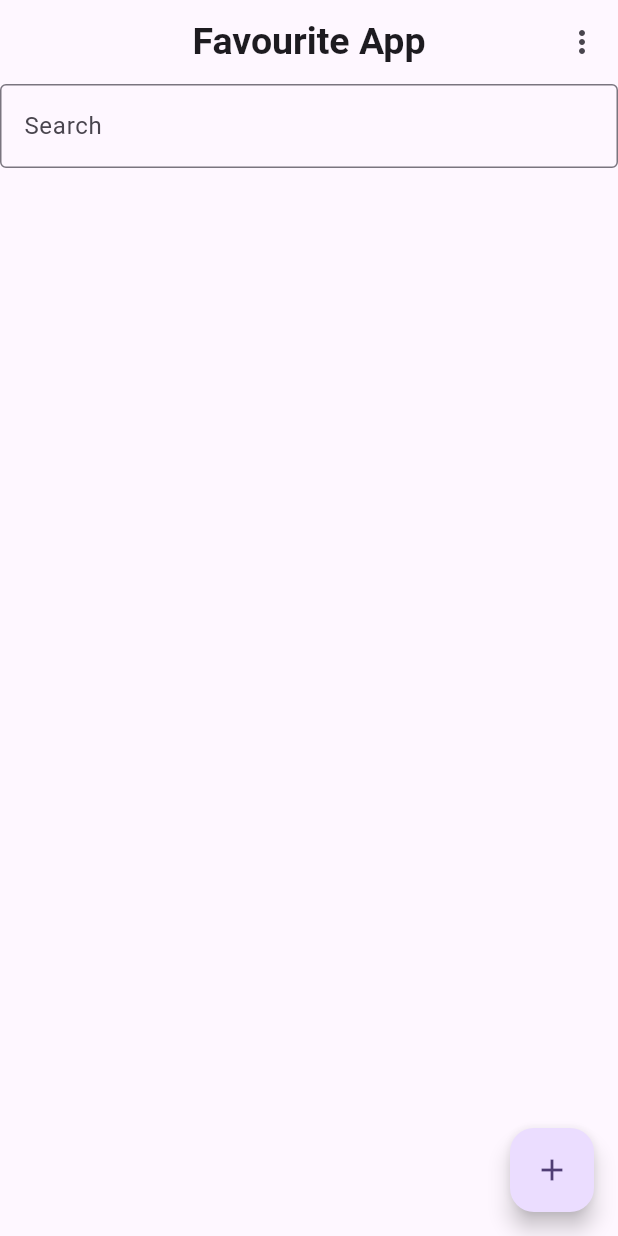
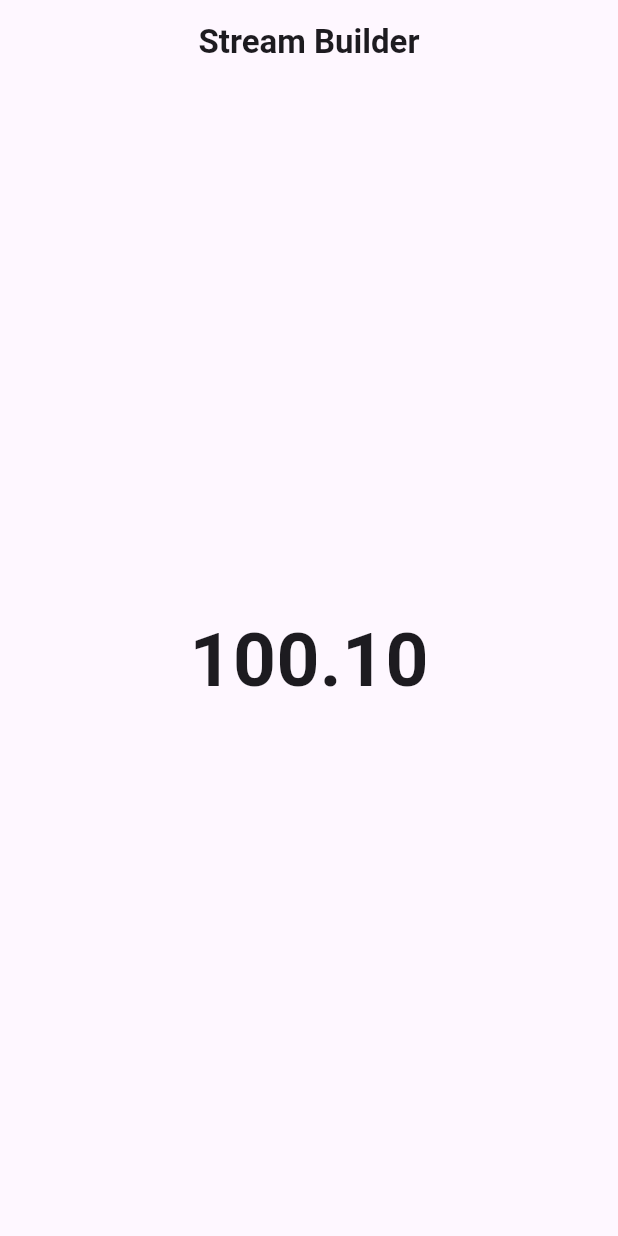
Before and after one commit to Irtaza4/riverpod, a Flutter app: the screen it shows after launch, on a phone screen of 412 x 824 dp. Run offline on Flutter 3.47's test engine with Material 3 defaults, Android fonts, the phone set to English and light mode, and no system bars; our stand-ins replace flutter_riverpod.

Commit message:
futureProvider and StreamProvider

```diff
--- a/lib/home.dart
+++ b/lib/home.dart
@@ -1,112 +1,78 @@
-
 import 'package:flutter/material.dart';
 import 'package:flutter_riverpod/flutter_riverpod.dart';
-import 'package:riverpod_practice/favourite_provider.dart';
+import 'package:riverpod_practice/stream_provider.dart';
 
 class Home extends ConsumerWidget {
   const Home({super.key});
 
   @override
   Widget build(BuildContext context,WidgetRef ref) {
-    final favPro= ref.watch(favouriteProvider);
+    print('build');
     return  Scaffold(
       appBar: AppBar(
-        title: Text('Favourite App',style: TextStyle(
-          fontWeight: FontWeight.bold,
-          fontSize: 25
-        ),),
+        title: Text('Stream Builder',style: TextStyle(
+          fontWeight: FontWeight.bold
+        ),
+        ),
         centerTitle: true,
-        actions: [
-          PopupMenuButton(
-              onSelected: (value){
-                ref.read(favouriteProvider.notifier).favouriteList(value);
-              },
-              itemBuilder: (BuildContext context){
-            return const [
-
-              PopupMenuItem(
-                  value: 'All',
-                  child: Text('All')),
-              PopupMenuItem(
-                  value: 'Favourite',
-                  child: Text('Favourite')),
-            ];
-          })
-        ],
       ),
-      floatingActionButton: FloatingActionButton(onPressed: (){
-        ref.read(favouriteProvider.notifier).addItem();
-      },child: Icon(Icons.add),),
-      body:Column(
-        children: [
-          TextField(
-            decoration: InputDecoration(
-              border: OutlineInputBorder(),
-              hintText: 'Search'
-            ),
-            onChanged: (value){
-            ref.read(favouriteProvider.notifier).filterList(value);
-            },
-          ),
-          Expanded(
-              child:
-              ListView.builder(
-                  itemCount: favPro.filteredItems.length,
-                  itemBuilder: (context,index){
-                   final item = favPro.filteredItems[index];
-                    return ListTile(
-                      title: Text(item.name),
-                      trailing: Icon(item.favourite? Icons.favorite:Icons.favorite_outline_rounded),
-                    );
-
-          }))
-        ],
-      )
+      body: Consumer(builder: (context,ref,child){
+        final provider =ref.watch(stockProvider);
+        return Center(
+          child: provider.when(
+              data: (value)=>Text(value.toStringAsFixed(2),style: TextStyle(
+                fontSize: 50,
+                fontWeight: FontWeight.bold
+              ),),
+              error: (error,stack)=>Text('Error : $error'),
+              loading: ()=> CircularProgressIndicator()),
+        );
+      }),
     );
   }
 }
 
 
-// import 'package:flutter/material.dart';
-// import 'package:flutter_riverpod/flutter_riverpod.dart';
-// import 'package:riverpod_practice/item_provider.dart';
-//
+
+
+
+
+
+
+
+
+
+
+
+
+
+
+
 // class Home extends ConsumerWidget {
 //   const Home({super.key});
 //
 //   @override
 //   Widget build(BuildContext context,WidgetRef ref) {
-//     final item = ref.watch(itemProvider);
-//     return Scaffold(
+//     final provider = ref.watch(fPro);
+//     return  Scaffold(
 //       appBar: AppBar(
-//         title: Text('StateNotifierProvider'),
+//         title: Text('Future Builder',style: TextStyle(
+//           fontWeight: FontWeight.bold
+//         ),),
 //         centerTitle: true,
-//         backgroundColor: Colors.blueAccent,
 //       ),
-//       floatingActionButton: FloatingActionButton(onPressed: (){
-//         ref.read(itemProvider.notifier).addItem('New Item');
-//       }),
-//       body: item.isEmpty? Center(child: Text('No Data Found')):ListView.builder(
-//           itemCount: item.length,
-//           itemBuilder: (context,index){
-//         final data = item[index];
-//         return ListTile(
-//           title: Text(data.name),
-//           subtitle: Text(data.id),
-//           trailing: Row(
-//             mainAxisSize: MainAxisSize.min,
-//             children: [
-//               IconButton(onPressed: (){
-//                 ref.read(itemProvider.notifier).updateItem(data.id,'irtaza');
-//               }, icon: Icon(Icons.edit)),
-//               IconButton(onPressed: (){
-//               ref.read(itemProvider.notifier).deleteItem(data.id);
-//               }, icon: Icon(Icons.delete)),
-//             ],
-//           ),
-//         );
-//
-//       }),
+//       body: Center(
+//         child: provider.when(
+//             data: (value)=>ListView.builder(
+//                 itemCount: value.length,
+//                 itemBuilder: (context,index){
+//                   return ListTile(
+//                     title: Text(value[index].toString()),
+//                   );
+//             }),
+//             error: (error,stack)=> Text('error: $error'),
+//             loading: ()=> CircularProgressIndicator()),
+//       ),
 //     );
 //   }
 // }
@@ -125,170 +91,298 @@ class Home extends ConsumerWidget {
 //
 //
 //
+//
 // //
 // // import 'package:flutter/material.dart';
 // // import 'package:flutter_riverpod/flutter_riverpod.dart';
-// // import 'package:riverpod_practice/search_provider.dart';
-// // import 'package:riverpod_practice/slide_provider.dart';
-// //
-// // // final hello = StateProvider<int>((ref){
-// // //   return 0;
-// // // });
-// // // final switchPro = StateProvider<bool>((ref){
-// // //   return false;
-// // // });
+// // import 'package:riverpod_practice/favourite_provider.dart';
 // //
 // // class Home extends ConsumerWidget {
 // //   const Home({super.key});
 // //
 // //   @override
 // //   Widget build(BuildContext context,WidgetRef ref) {
+// //     final favPro= ref.watch(favouriteProvider);
+// //     return  Scaffold(
+// //       appBar: AppBar(
+// //         title: Text('Favourite App',style: TextStyle(
+// //           fontWeight: FontWeight.bold,
+// //           fontSize: 25
+// //         ),),
+// //         centerTitle: true,
+// //         actions: [
+// //           PopupMenuButton(
+// //               onSelected: (value){
+// //                 ref.read(favouriteProvider.notifier).favouriteList(value);
+// //               },
+// //               itemBuilder: (BuildContext context){
+// //             return const [
 // //
-// //     // print('countigngngn');
-// //
-// //     return Scaffold(
-// //       appBar: AppBar(
-// //         title: Text('Riverpod'),
-// //         centerTitle: true,
-// //         backgroundColor: Colors.blueAccent,
+// //               PopupMenuItem(
+// //                   value: 'All',
+// //                   child: Text('All')),
+// //               PopupMenuItem(
+// //                   value: 'Favourite',
+// //                   child: Text('Favourite')),
+// //             ];
+// //           })
+// //         ],
 // //       ),
-// //       body: Column(
-// //         mainAxisAlignment: MainAxisAlignment.center,
+// //       floatingActionButton: FloatingActionButton(onPressed: (){
+// //         ref.read(favouriteProvider.notifier).addItem();
+// //       },child: Icon(Icons.add),),
+// //       body:Column(
 // //         children: [
-// //           Consumer(builder: (context,ref,child){
-// //             print('change');
-// //             final searchP = ref.watch((searchProvider).select((state)=>state.isChange));
-// //             return Switch(value:searchP , onChanged: (value){
-// //               ref.read(searchProvider.notifier).isChange(value);
-// //             });
-// //           }),
 // //           TextField(
+// //             decoration: InputDecoration(
+// //               border: OutlineInputBorder(),
+// //               hintText: 'Search'
+// //             ),
 // //             onChanged: (value){
-// //               ref.read(searchProvider.notifier).search(value);
+// //             ref.read(favouriteProvider.notifier).filterList(value);
 // //             },
 // //           ),
-// //           Consumer(builder: (context,ref,child){
-// //             print('search');
-// //             final searchP = ref.watch((searchProvider).select((state)=>state.search));
-// //             return Text(searchP);
-// //           }),
-// //           Consumer(builder: (context,ref,child){
-// //             print('vidlslel');
-// //             final sliderD = ref.watch(sliderProvider.select((state)=>state.showPassword));
-// //             return Center(
-// //               child: InkWell(
-// //                 onTap: (){
-// //                   final slideProvider = ref.read(sliderProvider.notifier);
-// //                   slideProvider.state=slideProvider.state.copyWith(showPassword: !sliderD);
-// //                 },
-// //                 child: Container(
-// //                   height: 200,
-// //                   width: 200,
-// //                   child: sliderD?Icon(Icons.visibility):Icon(Icons.visibility_off)
-// //                 ),
-// //               ),
-// //             );
-// //           }),
-// //           Consumer(builder: (context,ref,child){
-// //             final sliderD = ref.watch(sliderProvider.select((state)=>state.slider));
-// //             return Center(
-// //               child: Container(
-// //                 height: 200,
-// //                 width: 200,
-// //                 color: Colors.redAccent.withOpacity(sliderD),
-// //               ),
-// //             );
-// //           }),
+// //           Expanded(
+// //               child:
+// //               ListView.builder(
+// //                   itemCount: favPro.filteredItems.length,
+// //                   itemBuilder: (context,index){
+// //                    final item = favPro.filteredItems[index];
+// //                     return ListTile(
+// //                       title: Text(item.name),
+// //                       trailing: Icon(item.favourite? Icons.favorite:Icons.favorite_outline_rounded),
+// //                     );
 // //
-// //           Consumer(builder: (context,ref,child){
-// //             final sliderD = ref.watch(sliderProvider.select((state)=>state.slider));
-// //             return Slider(value: sliderD, onChanged: (value){
-// //               final stateProvider = ref.read(sliderProvider.notifier);
-// //               stateProvider.state=stateProvider.state.copyWith(slider: value);
-// //             });
-// //           })
-// //
-// //           // Consumer(builder: (context,ref,child){
-// //           //   print("contsessss");
-// //           //   final counter = ref.watch(hello);
-// //           //   return Center(child: Text(counter.toString(),style: TextStyle(
-// //           //       fontSize: 30
-// //           //   ),));
-// //           // }),
-// //           // Consumer(builder: (context,ref,child){
-// //           //   final value = ref.watch(switchPro);
-// //           //   return Switch(value: value, onChanged: (Value){
-// //           //     ref.read(switchPro.notifier).state=Value;
-// //           //   });
-// //           // }),
-// //
-// //           // Row(
-// //           //   mainAxisAlignment: MainAxisAlignment.center,
-// //           //   children: [
-// //           //     // ElevatedButton(onPressed: (){
-// //           //     //   ref.read(hello.notifier).state++;
-// //           //     // }, child: Icon(Icons.add)),
-// //           //     // SizedBox(width: 10,),
-// //           //     // ElevatedButton(onPressed: (){
-// //           //     //   ref.read(hello.notifier).state--;
-// //           //     // }, child: Icon(Icons.minimize)),
-// //           //   ],
-// //           // )
+// //           }))
 // //         ],
-// //       ),
+// //       )
 // //     );
 // //   }
 // // }
 // //
 // //
-// // // class Home extends ConsumerStatefulWidget {
-// // //   const Home({super.key});
+// // // import 'package:flutter/material.dart';
+// // // import 'package:flutter_riverpod/flutter_riverpod.dart';
+// // // import 'package:riverpod_practice/item_provider.dart';
 // // //
-// // //   @override
-// // //   ConsumerState<Home> createState() => _HomeState();
-// // // }
-// // //
-// // // class _HomeState extends ConsumerState<Home> {
-// // //   @override
-// // //   Widget build(BuildContext context) {
-// // //     final hello2 = ref.watch(hello);
-// // //     return Scaffold(
-// // //       body: Column(
-// // //         mainAxisAlignment: MainAxisAlignment.center,
-// // //         children: [
-// // //           Center(child: Text(hello2.toString(),style: TextStyle(fontSize: 30),)),
-// // //        Row(
-// // //          mainAxisAlignment: MainAxisAlignment.center,
-// // //          children: [
-// // //
-// // //            ElevatedButton(onPressed: (){
-// // //              ref.read(hello.notifier).state++;
-// // //            }, child: Icon(Icons.add)),
-// // //            ElevatedButton(onPressed: (){
-// // //              ref.read(hello.notifier).state--;
-// // //            }, child: Icon(Icons.minimize)),
-// // //          ],
-// // //        )
-// // //
-// // //         ],
-// // //       ),
-// // //     );
-// // //   }
-// // // }
-// //
 // // // class Home extends ConsumerWidget {
 // // //   const Home({super.key});
 // // //
 // // //   @override
 // // //   Widget build(BuildContext context,WidgetRef ref) {
-// // //     final hello2 = ref.watch(hello);
+// // //     final item = ref.watch(itemProvider);
 // // //     return Scaffold(
-// // //       body:
-// // //       Column(
-// // //         children: [
-// // //           Text(hello2)
-// // //         ],
+// // //       appBar: AppBar(
+// // //         title: Text('StateNotifierProvider'),
+// // //         centerTitle: true,
+// // //         backgroundColor: Colors.blueAccent,
 // // //       ),
+// // //       floatingActionButton: FloatingActionButton(onPressed: (){
+// // //         ref.read(itemProvider.notifier).addItem('New Item');
+// // //       }),
+// // //       body: item.isEmpty? Center(child: Text('No Data Found')):ListView.builder(
+// // //           itemCount: item.length,
+// // //           itemBuilder: (context,index){
+// // //         final data = item[index];
+// // //         return ListTile(
+// // //           title: Text(data.name),
+// // //           subtitle: Text(data.id),
+// // //           trailing: Row(
+// // //             mainAxisSize: MainAxisSize.min,
+// // //             children: [
+// // //               IconButton(onPressed: (){
+// // //                 ref.read(itemProvider.notifier).updateItem(data.id,'irtaza');
+// // //               }, icon: Icon(Icons.edit)),
+// // //               IconButton(onPressed: (){
+// // //               ref.read(itemProvider.notifier).deleteItem(data.id);
+// // //               }, icon: Icon(Icons.delete)),
+// // //             ],
+// // //           ),
+// // //         );
+// // //
+// // //       }),
 // // //     );
 // // //   }
 // // // }
+// // //
+// // //
+// // //
+// // //
+// // //
+// // //
+// // //
+// // //
+// // //
+// // //
+// // //
+// // //
+// // //
+// // //
+// // //
+// // // //
+// // // // import 'package:flutter/material.dart';
+// // // // import 'package:flutter_riverpod/flutter_riverpod.dart';
+// // // // import 'package:riverpod_practice/search_provider.dart';
+// // // // import 'package:riverpod_practice/slide_provider.dart';
+// // // //
+// // // // // final hello = StateProvider<int>((ref){
+// // // // //   return 0;
+// // // // // });
+// // // // // final switchPro = StateProvider<bool>((ref){
+// // // // //   return false;
+// // // // // });
+// // // //
+// // // // class Home extends ConsumerWidget {
+// // // //   const Home({super.key});
+// // // //
+// // // //   @override
+// // // //   Widget build(BuildContext context,WidgetRef ref) {
+// // // //
+// // // //     // print('countigngngn');
+// // // //
+// // // //     return Scaffold(
+// // // //       appBar: AppBar(
+// // // //         title: Text('Riverpod'),
+// // // //         centerTitle: true,
+// // // //         backgroundColor: Colors.blueAccent,
+// // // //       ),
+// // // //       body: Column(
+// // // //         mainAxisAlignment: MainAxisAlignment.center,
+// // // //         children: [
+// // // //           Consumer(builder: (context,ref,child){
+// // // //             print('change');
+// // // //             final searchP = ref.watch((searchProvider).select((state)=>state.isChange));
+// // // //             return Switch(value:searchP , onChanged: (value){
+// // // //               ref.read(searchProvider.notifier).isChange(value);
+// // // //             });
+// // // //           }),
+// // // //           TextField(
+// // // //             onChanged: (value){
+// // // //               ref.read(searchProvider.notifier).search(value);
+// // // //             },
+// // // //           ),
+// // // //           Consumer(builder: (context,ref,child){
+// // // //             print('search');
+// // // //             final searchP = ref.watch((searchProvider).select((state)=>state.search));
+// // // //             return Text(searchP);
+// // // //           }),
+// // // //           Consumer(builder: (context,ref,child){
+// // // //             print('vidlslel');
+// // // //             final sliderD = ref.watch(sliderProvider.select((state)=>state.showPassword));
+// // // //             return Center(
+// // // //               child: InkWell(
+// // // //                 onTap: (){
+// // // //                   final slideProvider = ref.read(sliderProvider.notifier);
+// // // //                   slideProvider.state=slideProvider.state.copyWith(showPassword: !sliderD);
+// // // //                 },
+// // // //                 child: Container(
+// // // //                   height: 200,
+// // // //                   width: 200,
+// // // //                   child: sliderD?Icon(Icons.visibility):Icon(Icons.visibility_off)
+// // // //                 ),
+// // // //               ),
+// // // //             );
+// // // //           }),
+// // // //           Consumer(builder: (context,ref,child){
+// // // //             final sliderD = ref.watch(sliderProvider.select((state)=>state.slider));
+// // // //             return Center(
+// // // //               child: Container(
+// // // //                 height: 200,
+// // // //                 width: 200,
+// // // //                 color: Colors.redAccent.withOpacity(sliderD),
+// // // //               ),
+// // // //             );
+// // // //           }),
+// // // //
+// // // //           Consumer(builder: (context,ref,child){
+// // // //             final sliderD = ref.watch(sliderProvider.select((state)=>state.slider));
+// // // //             return Slider(value: sliderD, onChanged: (value){
+// // // //               final stateProvider = ref.read(sliderProvider.notifier);
+// // // //               stateProvider.state=stateProvider.state.copyWith(slider: value);
+// // // //             });
+// // // //           })
+// // // //
+// // // //           // Consumer(builder: (context,ref,child){
+// // // //           //   print("contsessss");
+// // // //           //   final counter = ref.watch(hello);
+// // // //           //   return Center(child: Text(counter.toString(),style: TextStyle(
+// // // //           //       fontSize: 30
+// // // //           //   ),));
+// // // //           // }),
+// // // //           // Consumer(builder: (context,ref,child){
+// // // //           //   final value = ref.watch(switchPro);
+// // // //           //   return Switch(value: value, onChanged: (Value){
+// // // //           //     ref.read(switchPro.notifier).state=Value;
+// // // //           //   });
+// // // //           // }),
+// // // //
+// // // //           // Row(
+// // // //           //   mainAxisAlignment: MainAxisAlignment.center,
+// // // //           //   children: [
+// // // //           //     // ElevatedButton(onPressed: (){
+// // // //           //     //   ref.read(hello.notifier).state++;
+// // // //           //     // }, child: Icon(Icons.add)),
+// // // //           //     // SizedBox(width: 10,),
+// // // //           //     // ElevatedButton(onPressed: (){
+// // // //           //     //   ref.read(hello.notifier).state--;
+// // // //           //     // }, child: Icon(Icons.minimize)),
+// // // //           //   ],
+// // // //           // )
+// // // //         ],
+// // // //       ),
+// // // //     );
+// // // //   }
+// // // // }
+// // // //
+// // // //
+// // // // // class Home extends ConsumerStatefulWidget {
+// // // // //   const Home({super.key});
+// // // // //
+// // // // //   @override
+// // // // //   ConsumerState<Home> createState() => _HomeState();
+// // // // // }
+// // // // //
+// // // // // class _HomeState extends ConsumerState<Home> {
+// // // // //   @override
+// // // // //   Widget build(BuildContext context) {
+// // // // //     final hello2 = ref.watch(hello);
+// // // // //     return Scaffold(
+// // // // //       body: Column(
+// // // // //         mainAxisAlignment: MainAxisAlignment.center,
+// // // // //         children: [
+// // // // //           Center(child: Text(hello2.toString(),style: TextStyle(fontSize: 30),)),
+// // // // //        Row(
+// // // // //          mainAxisAlignment: MainAxisAlignment.center,
+// // // // //          children: [
+// // // // //
+// // // // //            ElevatedButton(onPressed: (){
+// // // // //              ref.read(hello.notifier).state++;
+// // // // //            }, child: Icon(Icons.add)),
+// // // // //            ElevatedButton(onPressed: (){
+// // // // //              ref.read(hello.notifier).state--;
+// // // // //            }, child: Icon(Icons.minimize)),
+// // // // //          ],
+// // // // //        )
+// // // // //
+// // // // //         ],
+// // // // //       ),
+// // // // //     );
+// // // // //   }
+// // // // // }
+// // // //
+// // // // // class Home extends ConsumerWidget {
+// // // // //   const Home({super.key});
+// // // // //
+// // // // //   @override
+// // // // //   Widget build(BuildContext context,WidgetRef ref) {
+// // // // //     final hello2 = ref.watch(hello);
+// // // // //     return Scaffold(
+// // // // //       body:
+// // // // //       Column(
+// // // // //         children: [
+// // // // //           Text(hello2)
+// // // // //         ],
+// // // // //       ),
+// // // // //     );
+// // // // //   }
+// // // // // }
--- /dev/null
+++ b/lib/stream_provider.dart
@@ -0,0 +1,17 @@
+
+
+import 'dart:math';
+
+import 'package:flutter_riverpod/flutter_riverpod.dart';
+
+final stockProvider = StreamProvider<double>((ref)async*{
+  final random = Random();
+  double currentPrice = 100.00;
+
+  while(true){
+    await Future.delayed(Duration(seconds: 1));
+    currentPrice += random.nextDouble()*4-2;
+    yield double.parse(currentPrice.toStringAsFixed(2));
+  }
+
+});
```
Also changed, not shown: lib/favourite_provider.dart (+0 -7 lines), lib/future_provider.dart (added, +7 -0 lines).
